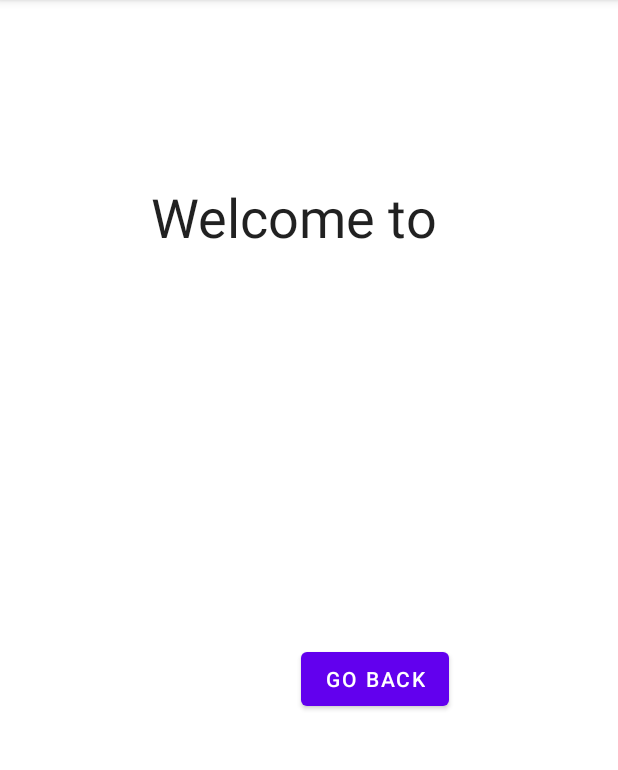
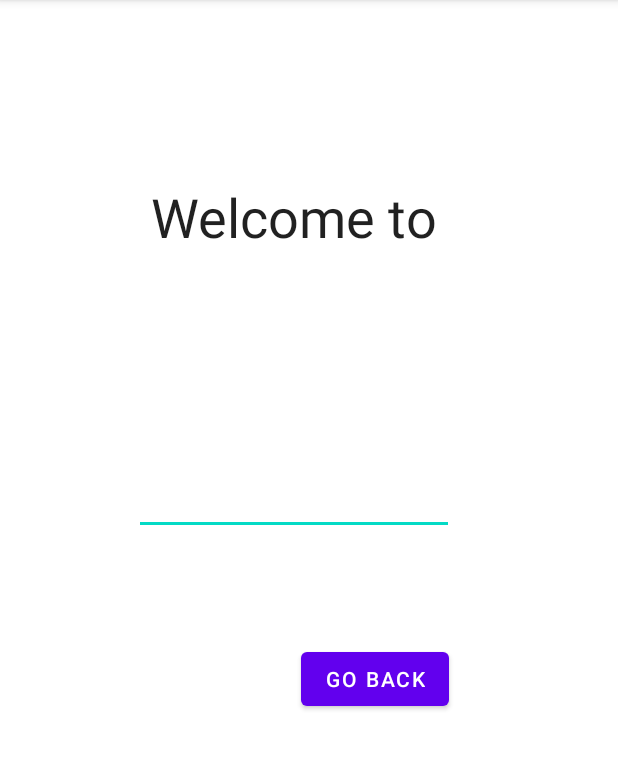
Before and after one commit to marina01p/PAM, an Android app: the screen it shows after launch (SecondActivity), after a tap on "TRAVEL", on a phone screen of 412 x 824 dp, the part 84-854 px from its top. Run offline under Robolectric (Android 15) with nearby library versions, the phone set to English and light mode, and no system bars.

Commit message:
change interaction between activities

```diff
--- a/Laboratory1/app/src/main/java/com/example/laboratory1/MainActivity.kt
+++ b/Laboratory1/app/src/main/java/com/example/laboratory1/MainActivity.kt
@@ -4,6 +4,7 @@ import android.content.Intent
 import android.os.Bundle
 import android.widget.Button
 import android.widget.EditText
+import android.widget.TextView
 import androidx.appcompat.app.AppCompatActivity
 
 
@@ -15,6 +16,11 @@ class MainActivity : AppCompatActivity() {
 
         val enterDestinationTxt = findViewById<EditText>(R.id.enterDestinationTxt)
         val navigateBtn= findViewById<Button>(R.id.navigateBtn)
+        val textView2 = findViewById<TextView>(R.id.textView2)
+
+        val receivedCity = intent.getStringExtra("cityName")
+
+        textView2.text="Last visit: "+ receivedCity
 
         navigateBtn.setOnClickListener {
             val intent = Intent(this, SecondActivity::class.java)
--- a/Laboratory1/app/src/main/java/com/example/laboratory1/SecondActivity.kt
+++ b/Laboratory1/app/src/main/java/com/example/laboratory1/SecondActivity.kt
@@ -3,6 +3,7 @@ package com.example.laboratory1
 import android.content.Intent
 import android.os.Bundle
 import android.widget.Button
+import android.widget.EditText
 import android.widget.TextView
 import androidx.appcompat.app.AppCompatActivity
 
@@ -15,11 +16,13 @@ class SecondActivity : AppCompatActivity() {
 
         val textViewMessage = findViewById<TextView>(R.id.textViewMessage)
         val goBackBtn = findViewById<Button>(R.id.goBackBtn)
+        val txtArea = findViewById<EditText>(R.id.txtArea)
 
         textViewMessage.text="Welcome to "+ receivedDestination
 
         goBackBtn.setOnClickListener {
             val intent = Intent(this, MainActivity::class.java)
+            intent.putExtra("cityName", txtArea.text.toString());
             startActivity(intent)
         }
     }
--- a/Laboratory1/app/src/main/res/layout/activity_second.xml
+++ b/Laboratory1/app/src/main/res/layout/activity_second.xml
@@ -38,5 +38,23 @@
         app:layout_constraintStart_toStartOf="parent"
         app:layout_constraintTop_toTopOf="parent" />
 
+    <EditText
+        android:id="@+id/txtArea"
+        android:layout_width="wrap_content"
+        android:layout_height="wrap_content"
+        android:layout_marginStart="91dp"
+        android:layout_marginLeft="91dp"
+        android:layout_marginTop="293dp"
+        android:layout_marginEnd="111dp"
+        android:layout_marginRight="111dp"
+        android:layout_marginBottom="393dp"
+        android:ems="10"
+        android:inputType="textPersonName"
+        android:text=""
+        app:layout_constraintBottom_toBottomOf="parent"
+        app:layout_constraintEnd_toEndOf="parent"
+        app:layout_constraintStart_toStartOf="parent"
+        app:layout_constraintTop_toTopOf="parent" />
+
 
 </androidx.constraintlayout.widget.ConstraintLayout>
```
Also changed, not shown: Laboratory1/app/src/main/res/layout/activity_main.xml (+11 -0 lines).
